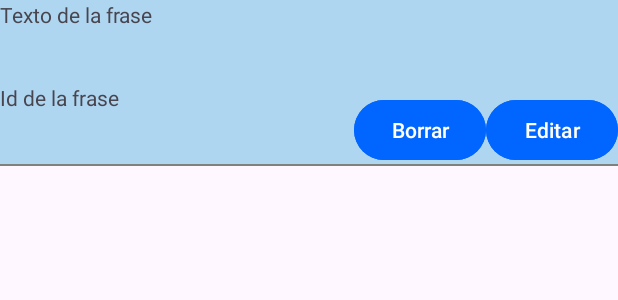
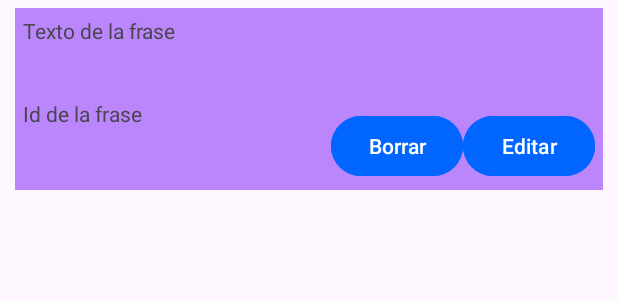
Before and after one commit to AmarinoLama/AppFrasesRandomSanValentin, an Android app: the layout fragment_frase.xml on its own in the app's theme, with its tools: preview values and no code run, on a phone screen of 412 x 824 dp. Shown: the top 300 px of the screen. Run offline under Robolectric (Android 15) with nearby library versions, the phone set to English and light mode, and no system bars.

Commit message:
feat(): editar colores de la lista de frases

```diff
--- a/app/src/main/res/layout/fragment_frase.xml
+++ b/app/src/main/res/layout/fragment_frase.xml
@@ -4,8 +4,13 @@
     xmlns:app="http://schemas.android.com/apk/res-auto"
     xmlns:tools="http://schemas.android.com/tools"
     android:layout_width="match_parent"
-    android:background="@color/background"
-    android:layout_height="wrap_content">
+    android:background="@color/primary_dark"
+    android:layout_height="wrap_content"
+    android:padding="5dp"
+    android:layout_marginLeft="10dp"
+    android:layout_marginRight="10dp"
+    android:layout_marginTop="5dp"
+    android:backgroundTint="@color/purple_200">
 
     <TextView
         android:id="@+id/txtFrase"
@@ -43,12 +48,4 @@
         app:layout_constraintBottom_toBottomOf="parent"
         app:layout_constraintEnd_toStartOf="@+id/btnEditar" />
 
-    <View
-        android:layout_width="match_parent"
-        android:layout_height="1dp"
-        android:background="@color/gray"
-        app:layout_constraintBottom_toBottomOf="parent"
-        app:layout_constraintEnd_toEndOf="parent"
-        app:layout_constraintStart_toStartOf="parent" />
-
 </androidx.constraintlayout.widget.ConstraintLayout>
--- a/app/src/main/res/layout/listado_frases.xml
+++ b/app/src/main/res/layout/listado_frases.xml
@@ -25,7 +25,7 @@
         app:layout_constraintHorizontal_bias="0.0"
         app:layout_constraintStart_toStartOf="parent"
         app:layout_constraintTop_toBottomOf="@+id/toolbar"
-        app:layout_constraintVertical_bias="0.0" />
-
+        app:layout_constraintVertical_bias="0.0"
+        android:background="@color/primary_dark"/>
 
 </androidx.constraintlayout.widget.ConstraintLayout>
```
